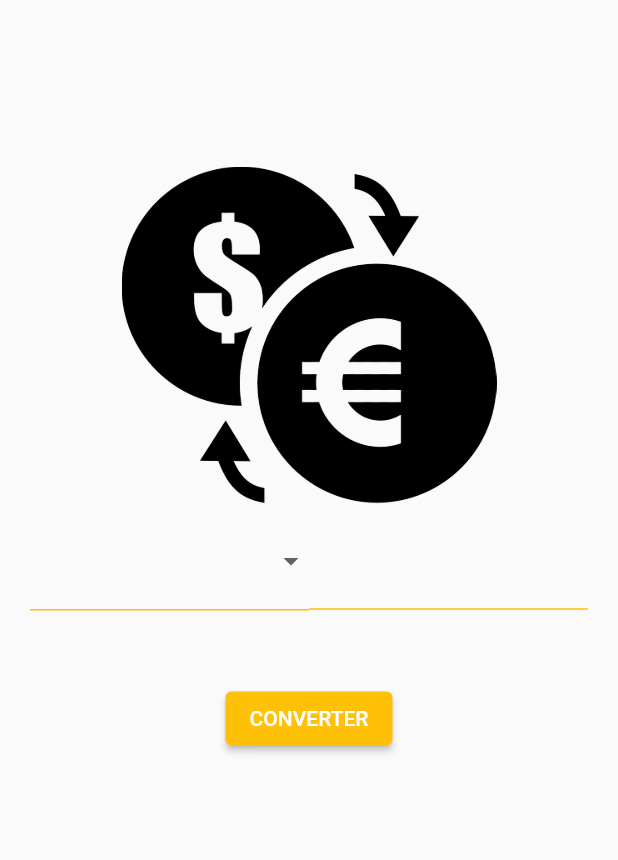
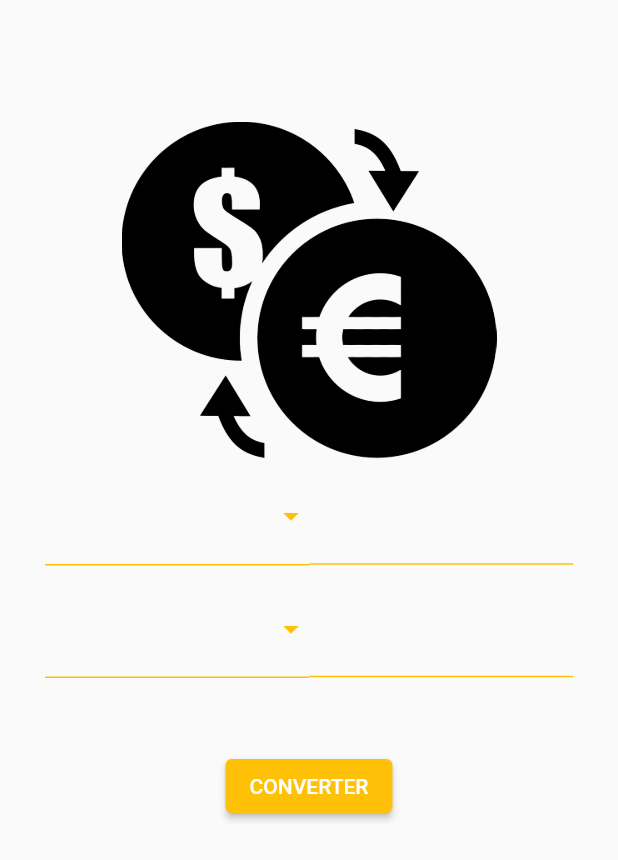
Before and after one commit to ClintonAlmeidaDev/Conversor-Moedas, a Flutter app: the screen it shows after launch, on a phone screen of 412 x 824 dp. Shown: the top 860 px of the screen. Run offline on Flutter 3.47's test engine with Material 2 defaults, Android fonts, the phone set to English and light mode, and no system bars; missing offline and left inert: dart:html.

Commit message:
Aula 32
Componetizando box

```diff
--- /dev/null
+++ b/conversor_moedas/lib/components/currency_box.dart
@@ -0,0 +1,51 @@
+import 'package:flutter/material.dart';
+import 'package:flutter/src/widgets/container.dart';
+import 'package:flutter/src/widgets/framework.dart';
+
+class CurrencyBox extends StatelessWidget {
+  const CurrencyBox({super.key});
+
+  @override
+  Widget build(BuildContext context) {
+    return SizedBox(
+      width: MediaQuery.of(context).size.width,
+      child: Row(
+        children: [
+          Expanded(
+              flex: 1,
+              child: SizedBox(
+                height: 65,
+                child: DropdownButton<dynamic>(
+                    iconEnabledColor: Colors.amber,
+                    isExpanded: true,
+                    underline: Container(
+                      height: 1,
+                      color: Colors.amber,
+                    ),
+                    items: [
+                      DropdownMenuItem(
+                        value: 0,
+                        child: Text('Real', overflow: TextOverflow.ellipsis),
+                      ),
+                      DropdownMenuItem(
+                        value: 'Dolar',
+                        child: Text('Dolar', overflow: TextOverflow.ellipsis),
+                      ),
+                    ],
+                    onChanged: (value) {}),
+              )),
+          Expanded(
+            child: TextField(
+              decoration: InputDecoration(
+                  enabledBorder: UnderlineInputBorder(
+                    borderSide: BorderSide(color: Colors.amber),
+                  ),
+                  focusedBorder: UnderlineInputBorder(
+                      borderSide: BorderSide(color: Colors.amber))),
+            ),
+          ),
+        ],
+      ),
+    );
+  }
+}
--- a/conversor_moedas/lib/views/home_view.dart
+++ b/conversor_moedas/lib/views/home_view.dart
@@ -1,5 +1,6 @@
 import 'dart:html';
 
+import 'package:conversor_moedas/components/currency_box.dart';
 import 'package:flutter/src/widgets/container.dart';
 import 'package:flutter/src/widgets/framework.dart';
 import 'package:flutter/material.dart';
@@ -18,7 +19,7 @@ class HomeView extends StatelessWidget {
             width: MediaQuery.of(context).size.width,
             child: Padding(
               padding: const EdgeInsets.only(
-                  left: 20, right: 20, top: 100, bottom: 20),
+                  left: 30, right: 30, top: 70, bottom: 20),
               child: Column(
                 children: [
                   Image.asset(
@@ -26,48 +27,11 @@ class HomeView extends StatelessWidget {
                     width: 250,
                     height: 250,
                   ),
+                  CurrencyBox(),
                   SizedBox(
-                    width: MediaQuery.of(context).size.width,
-                    child: Row(
-                      children: [
-                        Expanded(
-                            flex: 1,
-                            child: SizedBox(
-                              height: 65,
-                              child: DropdownButton<dynamic>(
-                                  isExpanded: true,
-                                  underline: Container(
-                                    height: 1,
-                                    color: Colors.amber,
-                                  ),
-                                  items: [
-                                    DropdownMenuItem(
-                                      value: 0,
-                                      child: Text('Real',
-                                          overflow: TextOverflow.ellipsis),
-                                    ),
-                                    DropdownMenuItem(
-                                      value: 1,
-                                      child: Text('Dolar',
-                                          overflow: TextOverflow.ellipsis),
-                                    ),
-                                  ],
-                                  onChanged: (value) {}),
-                            )),
-                        Expanded(
-                          child: TextField(
-                            decoration: InputDecoration(
-                                enabledBorder: UnderlineInputBorder(
-                                  borderSide: BorderSide(color: Colors.amber),
-                                ),
-                                focusedBorder: UnderlineInputBorder(
-                                    borderSide:
-                                        BorderSide(color: Colors.amber))),
-                          ),
-                        ),
-                      ],
-                    ),
+                    height: 10,
                   ),
+                  CurrencyBox(),
                   Padding(
                     padding: const EdgeInsets.only(top: 40),
                     child: ElevatedButton(
```
